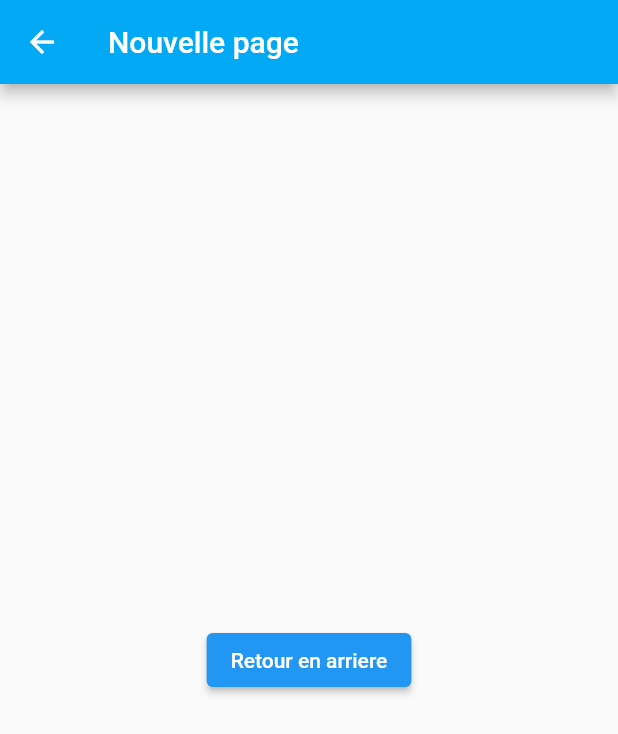
After one commit to princeGedeon/Navigation_project, a Flutter app: the screen it shows after launch, after a tap on "Passer a la page suivante", on a phone screen of 412 x 824 dp. The commit adds this screen. Shown: the top 734 px of the screen. Run offline on Flutter 3.47's test engine with Material 2 defaults, Android fonts, the phone set to English and light mode, and no system bars.

Commit message:
Ajout de la navigation

```diff
--- /dev/null
+++ b/lib/next_page.dart
@@ -0,0 +1,47 @@
+import 'package:flutter/material.dart';
+class Next extends StatefulWidget{
+  final color;
+
+  Next({required this.color});
+
+  @override
+  NextState createState()=>NextState();
+}
+
+class NextState extends State<Next>{
+
+
+  @override
+  void initState()
+  {
+    super.initState();
+  }
+
+  @override
+  void dispose()
+  {
+    super.dispose();
+  }
+  @override
+  Widget build(BuildContext context) {
+    // TODO: implement build
+   return Scaffold(
+     appBar: AppBar(
+       title: Text("Nouvelle page"),
+       backgroundColor: widget.color,
+     ),
+     body: Center(
+       child:Column(
+         mainAxisAlignment: MainAxisAlignment.center,
+         children: [
+           ElevatedButton(onPressed: ()=>Navigator.of(context).pop(), child: Text("Retour en arriere"))
+         ],
+       )
+     ),
+   );
+  }
+
+
+
+
+}
```
Also changed, not shown: lib/main.dart (+29 -4 lines).
